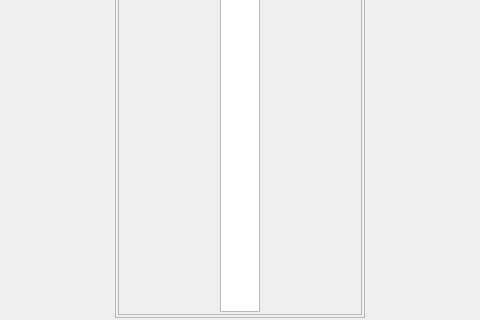
andrmor/ANTS3bundle, file ants3bundle/src/ants3/gui/graph/amultigraphdesigner.ui: the form before one commit; both pictures show x 212 to 692 and y 269 to 589 of the 904 by 589 pixel window.
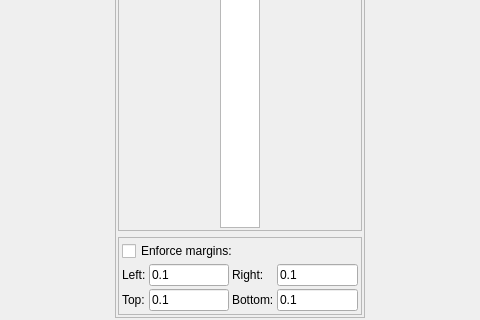
The form after the commit.

Diff of the .ui file:
```diff
--- a/ants3bundle/src/ants3/gui/graph/amultigraphdesigner.ui
+++ b/ants3bundle/src/ants3/gui/graph/amultigraphdesigner.ui
@@ -179,6 +179,106 @@
          </layout>
         </widget>
        </item>
+       <item>
+        <widget class="QFrame" name="frame_4">
+         <property name="minimumSize">
+          <size>
+           <width>0</width>
+           <height>0</height>
+          </size>
+         </property>
+         <property name="frameShape">
+          <enum>QFrame::Shape::StyledPanel</enum>
+         </property>
+         <property name="frameShadow">
+          <enum>QFrame::Shadow::Raised</enum>
+         </property>
+         <layout class="QVBoxLayout" name="verticalLayout_2">
+          <property name="spacing">
+           <number>3</number>
+          </property>
+          <property name="leftMargin">
+           <number>3</number>
+          </property>
+          <property name="topMargin">
+           <number>3</number>
+          </property>
+          <property name="rightMargin">
+           <number>3</number>
+          </property>
+          <property name="bottomMargin">
+           <number>3</number>
+          </property>
+          <item>
+           <widget class="QCheckBox" name="cbEnforceMargins">
+            <property name="text">
+             <string>Enforce margins:</string>
+            </property>
+           </widget>
+          </item>
+          <item>
+           <layout class="QGridLayout" name="gridLayout">
+            <item row="0" column="0">
+             <widget class="QLabel" name="label">
+              <property name="text">
+               <string>Left:</string>
+              </property>
+             </widget>
+            </item>
+            <item row="0" column="1">
+             <widget class="QLineEdit" name="ledLeft">
+              <property name="text">
+               <string>0.1</string>
+              </property>
+             </widget>
+            </item>
+            <item row="0" column="2">
+             <widget class="QLabel" name="label_4">
+              <property name="text">
+               <string>Right:</string>
+              </property>
+             </widget>
+            </item>
+            <item row="0" column="3">
+             <widget class="QLineEdit" name="ledRight">
+              <property name="text">
+               <string>0.1</string>
+              </property>
+             </widget>
+            </item>
+            <item row="1" column="0">
+             <widget class="QLabel" name="label_5">
+              <property name="text">
+               <string>Top:</string>
+              </property>
+             </widget>
+            </item>
+            <item row="1" column="1">
+             <widget class="QLineEdit" name="ledTop">
+              <property name="text">
+               <string>0.1</string>
+              </property>
+             </widget>
+            </item>
+            <item row="1" column="2">
+             <widget class="QLabel" name="label_6">
+              <property name="text">
+               <string>Bottom:</string>
+              </property>
+             </widget>
+            </item>
+            <item row="1" column="3">
+             <widget class="QLineEdit" name="ledBottom">
+              <property name="text">
+               <string>0.1</string>
+              </property>
+             </widget>
+            </item>
+           </layout>
+          </item>
+         </layout>
+        </widget>
+       </item>
       </layout>
      </widget>
     </item>
```
Left out of the diff: 23 changed lines with no effect on the pictures.
